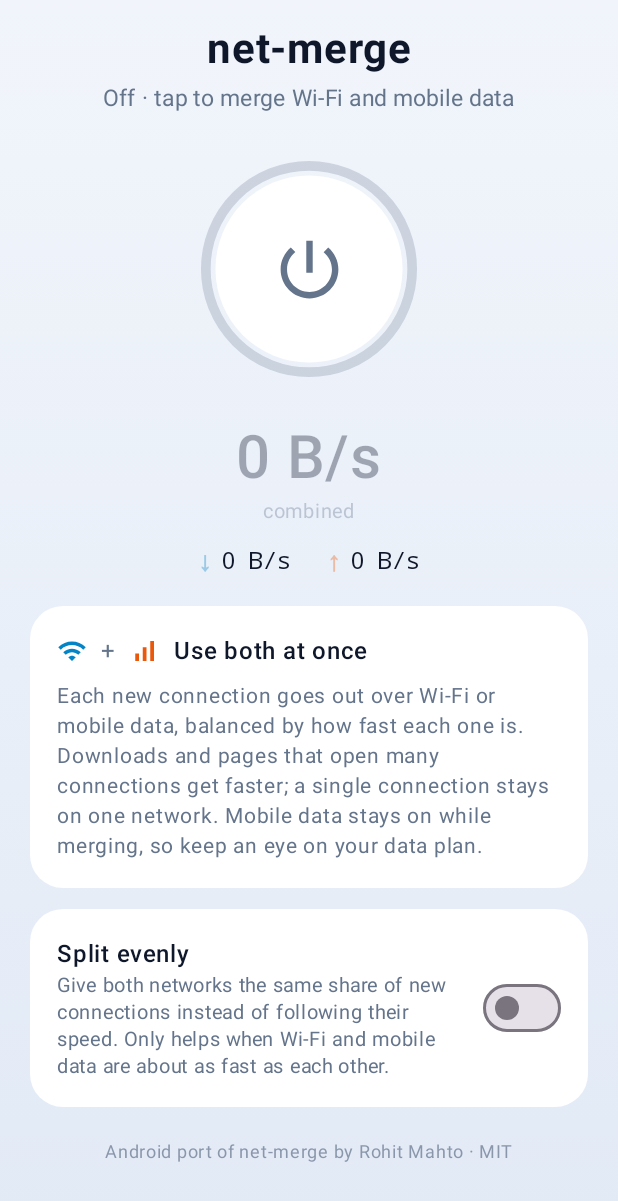
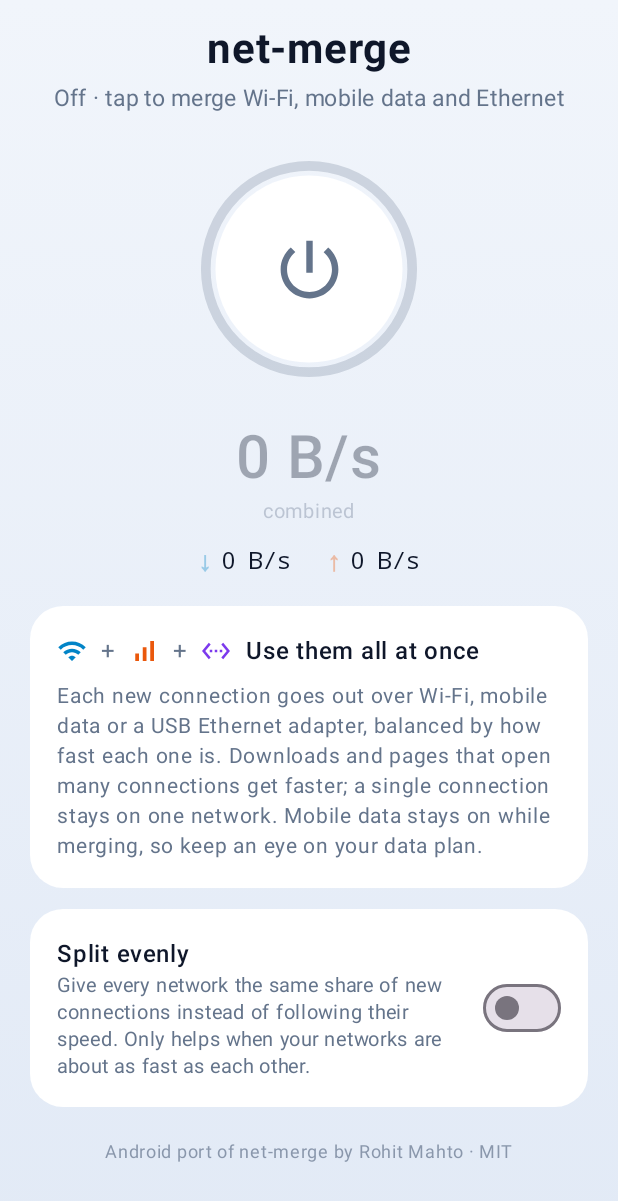
Before and after one commit to net-merge/android, an Android app built with Jetpack Compose: the screen it shows after launch (MainActivity), on a phone screen of 412 x 824 dp. Shown: the top 1201 px of the screen. Run offline under Robolectric (Android 15) with nearby library versions, the phone set to English and light mode, and no system bars; 1 statement that could not run was skipped.

Commit message:
Merge Ethernet too (USB-C / OTG adapters and docks)
NetworkTracker now also requests TRANSPORT_ETHERNET, so a wired adapter is merged next to Wi-Fi and mobile data, and Android no longer drops Wi-Fi while Ethernet is connected. Networks are named Ethernet, Ethernet 2, ... The engine needs no changes: it only sees network names and handles.

UI: Ethernet gets its own colour and icon on the network cards, chart and power ring; texts mention Ethernet.

```diff
--- a/app/src/main/AndroidManifest.xml
+++ b/app/src/main/AndroidManifest.xml
@@ -36,7 +36,7 @@
             </intent-filter>
             <property
                 android:name="android.app.PROPERTY_SPECIAL_USE_FGS_SUBTYPE"
-                android:value="VPN that balances traffic over Wi-Fi and mobile data" />
+                android:value="VPN that balances traffic over Wi-Fi, mobile data and Ethernet" />
         </service>
 
         <service
--- a/app/src/main/java/org/netmerge/android/MergeVpnService.kt
+++ b/app/src/main/java/org/netmerge/android/MergeVpnService.kt
@@ -20,8 +20,8 @@ import org.json.JSONObject
 
 /**
  * Captures all traffic with a TUN and hands it to the Go engine, which re-dials every flow over
- * Wi-Fi or mobile data. The app itself is excluded from the VPN, so the engine's own sockets
- * (pinned to a specific network) leave the phone directly.
+ * Wi-Fi, mobile data or Ethernet. The app itself is excluded from the VPN, so the engine's own
+ * sockets (pinned to a specific network) leave the phone directly.
  */
 class MergeVpnService : VpnService() {
 
--- a/app/src/main/java/org/netmerge/android/ui/MainScreen.kt
+++ b/app/src/main/java/org/netmerge/android/ui/MainScreen.kt
@@ -135,7 +135,7 @@ private fun Header(phase: Engine.Phase, networks: Int) {
             label = "status",
         ) { (ph, n) ->
             val (text, color) = when (ph) {
-                Engine.Phase.OFF -> "Off · tap to merge Wi-Fi and mobile data" to p.muted
+                Engine.Phase.OFF -> "Off · tap to merge Wi-Fi, mobile data and Ethernet" to p.muted
                 Engine.Phase.STARTING -> "Connecting…" to p.warn
                 Engine.Phase.ON -> when (n) {
                     0 -> "Waiting for networks" to p.warn
@@ -191,7 +191,17 @@ private fun Card(content: @Composable () -> Unit) {
     ) { content() }
 }
 
-fun colorFor(name: String, p: Palette): Color = if (name.startsWith("Wi-Fi")) p.wifi else p.cell
+fun colorFor(name: String, p: Palette): Color = when {
+    name.startsWith("Wi-Fi") -> p.wifi
+    name.startsWith("Ethernet") -> p.eth
+    else -> p.cell
+}
+
+fun iconFor(name: String): Int = when {
+    name.startsWith("Wi-Fi") -> R.drawable.ic_wifi
+    name.startsWith("Ethernet") -> R.drawable.ic_ethernet
+    else -> R.drawable.ic_cell
+}
 
 @Composable
 private fun ChartCard(stats: List<Stats>, history: Map<String, List<Float>>) {
@@ -237,7 +247,7 @@ private fun NetworkCard(s: Stats, all: List<Stats>, index: Int) {
                     contentAlignment = Alignment.Center,
                 ) {
                     Icon(
-                        painterResource(if (s.name.startsWith("Wi-Fi")) R.drawable.ic_wifi else R.drawable.ic_cell),
+                        painterResource(iconFor(s.name)),
                         contentDescription = null, tint = color, modifier = Modifier.size(22.dp),
                     )
                 }
@@ -293,7 +303,7 @@ private fun WaitingCard() {
     val p = LocalPalette.current
     Card {
         Text(
-            "Waiting for Wi-Fi or mobile data. Make sure both are switched on.",
+            "Waiting for Wi-Fi, mobile data or Ethernet. Make sure they are switched on or plugged in.",
             color = p.muted, fontSize = 14.sp,
         )
     }
@@ -308,12 +318,14 @@ private fun IntroCard() {
                 Icon(painterResource(R.drawable.ic_wifi), null, tint = p.wifi, modifier = Modifier.size(20.dp))
                 Text("  +  ", color = p.muted)
                 Icon(painterResource(R.drawable.ic_cell), null, tint = p.cell, modifier = Modifier.size(20.dp))
+                Text("  +  ", color = p.muted)
+                Icon(painterResource(R.drawable.ic_ethernet), null, tint = p.eth, modifier = Modifier.size(20.dp))
                 Spacer(Modifier.width(10.dp))
-                Text("Use both at once", fontWeight = FontWeight.SemiBold, color = MaterialTheme.colorScheme.onSurface)
+                Text("Use them all at once", fontWeight = FontWeight.SemiBold, color = MaterialTheme.colorScheme.onSurface)
             }
             Spacer(Modifier.height(8.dp))
             Text(
-                "Each new connection goes out over Wi-Fi or mobile data, balanced by how fast each one is. " +
+                "Each new connection goes out over Wi-Fi, mobile data or a USB Ethernet adapter, balanced by how fast each one is. " +
                     "Downloads and pages that open many connections get faster; a single connection stays on one network. " +
                     "Mobile data stays on while merging, so keep an eye on your data plan.",
                 color = p.muted, fontSize = 14.sp, lineHeight = 20.sp,
@@ -330,8 +342,8 @@ private fun SettingsCard(evenSplit: Boolean, onEvenSplit: (Boolean) -> Unit) {
             Column(Modifier.weight(1f)) {
                 Text("Split evenly", fontWeight = FontWeight.SemiBold, color = MaterialTheme.colorScheme.onSurface)
                 Text(
-                    "Give both networks the same share of new connections instead of following their speed. " +
-                        "Only helps when Wi-Fi and mobile data are about as fast as each other.",
+                    "Give every network the same share of new connections instead of following their speed. " +
+                        "Only helps when your networks are about as fast as each other.",
                     color = p.muted, fontSize = 13.sp, lineHeight = 18.sp,
                 )
             }
--- a/app/src/main/java/org/netmerge/android/ui/PowerButton.kt
+++ b/app/src/main/java/org/netmerge/android/ui/PowerButton.kt
@@ -106,7 +106,7 @@ fun PowerButton(phase: Engine.Phase, onClick: () -> Unit, size: Dp = 196.dp) {
             if (active > 0f) {
                 rotate(spin) {
                     drawArc(
-                        Brush.sweepGradient(listOf(p.wifi, p.good, p.cell, p.wifi), center),
+                        Brush.sweepGradient(listOf(p.wifi, p.good, p.cell, p.eth, p.wifi), center),
                         startAngle = 0f, sweepAngle = 360f * active, useCenter = false,
                         topLeft = Offset(center.x - ring, center.y - ring),
                         size = androidx.compose.ui.geometry.Size(ring * 2, ring * 2),
--- a/app/src/main/java/org/netmerge/android/ui/Theme.kt
+++ b/app/src/main/java/org/netmerge/android/ui/Theme.kt
@@ -14,6 +14,7 @@ import androidx.compose.ui.graphics.Color
 data class Palette(
     val wifi: Color,
     val cell: Color,
+    val eth: Color,
     val good: Color,
     val warn: Color,
     val bad: Color,
@@ -26,6 +27,7 @@ data class Palette(
 private val DarkPalette = Palette(
     wifi = Color(0xFF38BDF8),
     cell = Color(0xFFFB923C),
+    eth = Color(0xFFA78BFA),
     good = Color(0xFF34D399),
     warn = Color(0xFFFBBF24),
     bad = Color(0xFFF87171),
@@ -38,6 +40,7 @@ private val DarkPalette = Palette(
 private val LightPalette = Palette(
     wifi = Color(0xFF0284C7),
     cell = Color(0xFFEA580C),
+    eth = Color(0xFF7C3AED),
     good = Color(0xFF059669),
     warn = Color(0xFFD97706),
     bad = Color(0xFFDC2626),
--- /dev/null
+++ b/app/src/main/res/drawable/ic_ethernet.xml
@@ -0,0 +1,7 @@
+<?xml version="1.0" encoding="utf-8"?>
+<vector xmlns:android="http://schemas.android.com/apk/res/android"
+    android:width="24dp" android:height="24dp"
+    android:viewportWidth="24" android:viewportHeight="24">
+    <path android:fillColor="#FFFFFFFF"
+        android:pathData="M7.77,6.76L6.23,5.48 0.82,12l5.41,6.52 1.54,-1.28L3.42,12l4.35,-5.24zM7,13h2v-2L7,11v2zM17,11h-2v2h2v-2zM11,13h2v-2h-2v2zM17.77,5.48l-1.54,1.28L20.58,12l-4.35,5.24 1.54,1.28L23.18,12l-5.41,-6.52z" />
+</vector>
--- a/app/src/main/res/values/strings.xml
+++ b/app/src/main/res/values/strings.xml
@@ -5,8 +5,8 @@
     <string name="notif_title">Merging your connections</string>
     <string name="notif_waiting">Waiting for networks</string>
     <string name="stop">Stop</string>
-    <string name="switch_label">Merge Wi-Fi and mobile data</string>
-    <string name="hint">Each new connection goes out over Wi-Fi or mobile data, balanced by how fast each one is. A single download stays on one network; many parallel connections (browsers, downloads with several streams, torrents) add up. Mobile data stays on while this is active, so watch your data plan.</string>
+    <string name="switch_label">Merge Wi-Fi, mobile data and Ethernet</string>
+    <string name="hint">Each new connection goes out over Wi-Fi, mobile data or Ethernet, balanced by how fast each one is. A single download stays on one network; many parallel connections (browsers, downloads with several streams, torrents) add up. Mobile data stays on while this is active, so watch your data plan.</string>
     <string name="no_networks">No networks yet</string>
     <string name="vpn_denied">net-merge needs VPN permission to route traffic.</string>
     <string name="credit">net-merge for Android, MIT license. First version by SenseiRedsmoke.</string>
```
Also changed, not shown: app/src/main/java/org/netmerge/android/NetworkTracker.kt (+24 -6 lines), 1 other file.
